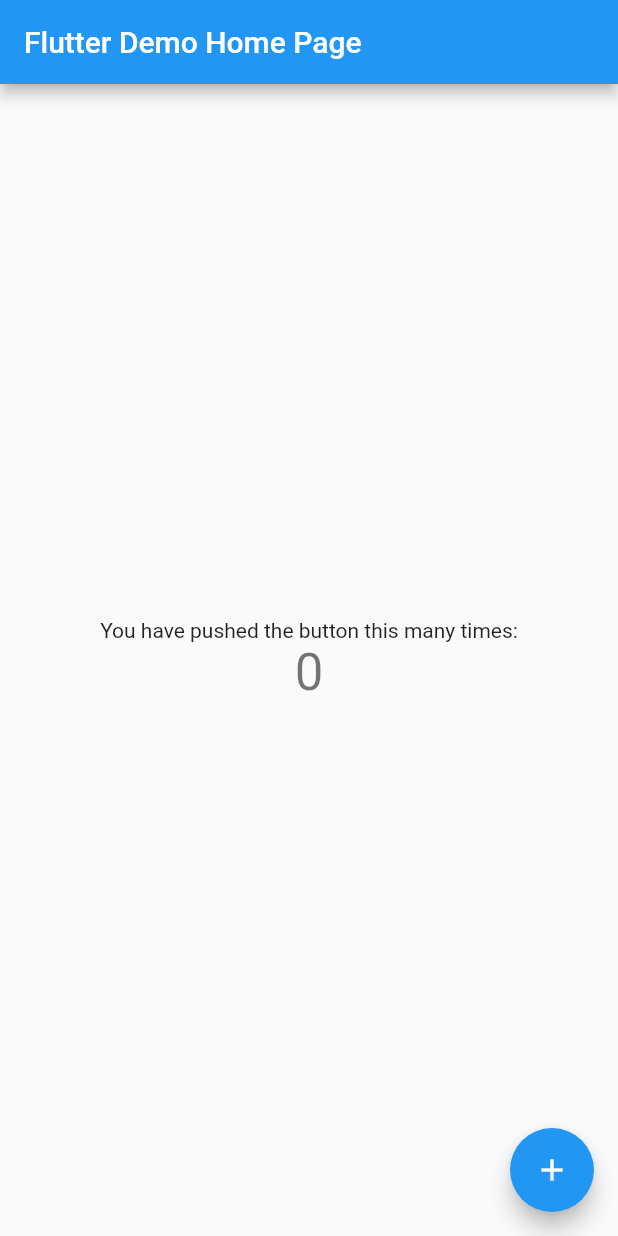
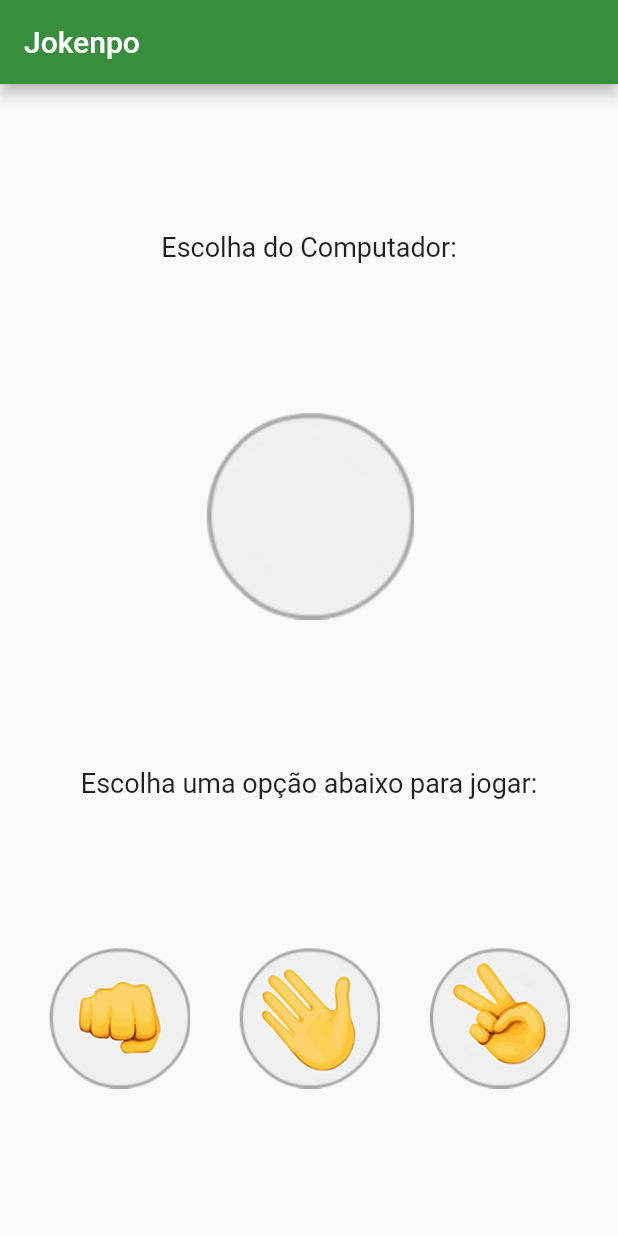
Before and after one commit to anaclaramsb/jokenpo, a Flutter app: the screen it shows after launch, on a phone screen of 412 x 824 dp. Run offline on Flutter 3.47's test engine with Material 2 defaults, Android fonts, the phone set to English and light mode, and no system bars.

Commit message:
version 1

```diff
--- /dev/null
+++ b/lib/jogo.dart
@@ -0,0 +1,130 @@
+import 'dart:math';
+
+import 'package:flutter/material.dart';
+
+class jogo extends StatefulWidget {
+  @override
+  _jogoState createState() => _jogoState();
+}
+
+class _jogoState extends State<jogo> {
+  var _status = "Escolha uma opção abaixo para jogar:";
+  var _imagemComputador = "images/padrao.png";
+
+  void opcaoSelecionada(String escolhaUsuario) {
+    var opcoes = ["pedra", "papel", "tesoura"];
+    var numero = Random().nextInt(3);
+    var escolhaComputador = opcoes[numero];
+    if (escolhaComputador == "papel") {
+      setState(() {
+        _imagemComputador = "images/papel.png";
+      });
+      if (escolhaUsuario == "papel") {
+        setState(() {
+          _status = "Você empatou :o";
+        });
+      } else if (escolhaUsuario == "pedra") {
+        setState(() {
+          _status = "Você perdeu :(. Tente novamente.";
+        });
+      } else {
+        setState(() {
+          _status = "Você ganhou :D. Parabéns!";
+        });
+      }
+    }
+    if (escolhaComputador == "pedra") {
+      setState(() {
+        _imagemComputador = "images/pedra.png";
+      });
+      if (escolhaUsuario == "papel") {
+        setState(() {
+          _status = "Você ganhou :D. Parabéns!";
+        });
+      } else if (escolhaUsuario == "pedra") {
+        setState(() {
+          _status = "Você empatou :o";
+        });
+      } else {
+        setState(() {
+          _status = "Você perdeu :(. Tente novamente.";
+        });
+      }
+    }
+    if (escolhaComputador == "tesoura") {
+      setState(() {
+        _imagemComputador = "images/tesoura.png";
+      });
+      if (escolhaUsuario == "papel") {
+        setState(() {
+          _status = "Você perdeu :(. Tente novamente.";
+        });
+      } else if (escolhaUsuario == "pedra") {
+        setState(() {
+          _status = "Você ganhou :D. Parabéns!";
+        });
+      } else {
+        setState(() {
+          _status = "Você empatou :o";
+        });
+      }
+    }
+  }
+
+  @override
+  Widget build(BuildContext context) {
+    return Scaffold(
+      appBar: AppBar(
+        title: Text("Jokenpo"),
+        backgroundColor: Colors.green[700],
+      ),
+      body: Column(
+        mainAxisAlignment: MainAxisAlignment.spaceEvenly,
+        crossAxisAlignment: CrossAxisAlignment.center,
+        children: [
+          Padding(
+            padding: EdgeInsets.only(top: 0, bottom: 0),
+            child: Text(
+              "Escolha do Computador:",
+              textAlign: TextAlign.center,
+              style: TextStyle(fontSize: 18),
+            ),
+          ),
+          Image.asset("$_imagemComputador"),
+          Text(
+            "$_status",
+            textAlign: TextAlign.center,
+            style: TextStyle(fontSize: 18),
+          ),
+          Row(
+            mainAxisAlignment: MainAxisAlignment.spaceEvenly,
+            children: [
+              GestureDetector(
+                onTap: () => opcaoSelecionada("pedra"),
+                child: Image.asset(
+                  "images/pedra.png",
+                  height: 95,
+                ),
+              ),
+              GestureDetector(
+                onTap: () => opcaoSelecionada("papel"),
+                child: Image.asset(
+                  "images/papel.png",
+                  height: 95,
+                ),
+              ),
+              GestureDetector(
+                onTap: () => opcaoSelecionada("tesoura"),
+                child: Image.asset(
+                  "images/tesoura.png",
+                  height: 95,
+                ),
+              ),
+            ],
+          ),
+        ],
+      ),
+      bottomNavigationBar: BottomAppBar(),
+    );
+  }
+}
--- a/lib/main.dart
+++ b/lib/main.dart
@@ -1,117 +1,10 @@
 import 'package:flutter/material.dart';
 
+import 'jogo.dart';
+
 void main() {
-  runApp(MyApp());
+  runApp(MaterialApp(
+    home: jogo(),
+    //debugShowCheckedModeBanner: false,
+  ));
 }
-
-class MyApp extends StatelessWidget {
-  // This widget is the root of your application.
-  @override
-  Widget build(BuildContext context) {
-    return MaterialApp(
-      title: 'Flutter Demo',
-      theme: ThemeData(
-        // This is the theme of your application.
-        //
-        // Try running your application with "flutter run". You'll see the
-        // application has a blue toolbar. Then, without quitting the app, try
-        // changing the primarySwatch below to Colors.green and then invoke
-        // "hot reload" (press "r" in the console where you ran "flutter run",
-        // or simply save your changes to "hot reload" in a Flutter IDE).
-        // Notice that the counter didn't reset back to zero; the application
-        // is not restarted.
-        primarySwatch: Colors.blue,
-        // This makes the visual density adapt to the platform that you run
-        // the app on. For desktop platforms, the controls will be smaller and
-        // closer together (more dense) than on mobile platforms.
-        visualDensity: VisualDensity.adaptivePlatformDensity,
-      ),
-      home: MyHomePage(title: 'Flutter Demo Home Page'),
-    );
-  }
-}
-
-class MyHomePage extends StatefulWidget {
-  MyHomePage({Key key, this.title}) : super(key: key);
-
-  // This widget is the home page of your application. It is stateful, meaning
-  // that it has a State object (defined below) that contains fields that affect
-  // how it looks.
-
-  // This class is the configuration for the state. It holds the values (in this
-  // case the title) provided by the parent (in this case the App widget) and
-  // used by the build method of the State. Fields in a Widget subclass are
-  // always marked "final".
-
-  final String title;
-
-  @override
-  _MyHomePageState createState() => _MyHomePageState();
-}
-
-class _MyHomePageState extends State<MyHomePage> {
-  int _counter = 0;
-
-  void _incrementCounter() {
-    setState(() {
-      // This call to setState tells the Flutter framework that something has
-      // changed in this State, which causes it to rerun the build method below
-      // so that the display can reflect the updated values. If we changed
-      // _counter without calling setState(), then the build method would not be
-      // called again, and so nothing would appear to happen.
-      _counter++;
-    });
-  }
-
-  @override
-  Widget build(BuildContext context) {
-    // This method is rerun every time setState is called, for instance as done
-    // by the _incrementCounter method above.
-    //
-    // The Flutter framework has been optimized to make rerunning build methods
-    // fast, so that you can just rebuild anything that needs updating rather
-    // than having to individually change instances of widgets.
-    return Scaffold(
-      appBar: AppBar(
-        // Here we take the value from the MyHomePage object that was created by
-        // the App.build method, and use it to set our appbar title.
-        title: Text(widget.title),
-      ),
-      body: Center(
-        // Center is a layout widget. It takes a single child and positions it
-        // in the middle of the parent.
-        child: Column(
-          // Column is also a layout widget. It takes a list of children and
-          // arranges them vertically. By default, it sizes itself to fit its
-          // children horizontally, and tries to be as tall as its parent.
-          //
-          // Invoke "debug painting" (press "p" in the console, choose the
-          // "Toggle Debug Paint" action from the Flutter Inspector in Android
-          // Studio, or the "Toggle Debug Paint" command in Visual Studio Code)
-          // to see the wireframe for each widget.
-          //
-          // Column has various properties to control how it sizes itself and
-          // how it positions its children. Here we use mainAxisAlignment to
-          // center the children vertically; the main axis here is the vertical
-          // axis because Columns are vertical (the cross axis would be
-          // horizontal).
-          mainAxisAlignment: MainAxisAlignment.center,
-          children: <Widget>[
-            Text(
-              'You have pushed the button this many times:',
-            ),
-            Text(
-              '$_counter',
-              style: Theme.of(context).textTheme.headline4,
-            ),
-          ],
-        ),
-      ),
-      floatingActionButton: FloatingActionButton(
-        onPressed: _incrementCounter,
-        tooltip: 'Increment',
-        child: Icon(Icons.add),
-      ), // This trailing comma makes auto-formatting nicer for build methods.
-    );
-  }
-}
--- a/pubspec.yaml
+++ b/pubspec.yaml
@@ -48,6 +48,11 @@ flutter:
   # assets:
   #   - images/a_dot_burr.jpeg
   #   - images/a_dot_ham.jpeg
+  assets:
+    - images/padrao.png
+    - images/papel.png
+    - images/pedra.png
+    - images/tesoura.png
 
   # An image asset can refer to one or more resolution-specific "variants", see
   # https://flutter.dev/assets-and-images/#resolution-aware.
```
Also changed, not shown: images/padrao.png (added), images/papel.png (added), images/pedra.png (added), images/tesoura.png (added), 2 other files.
